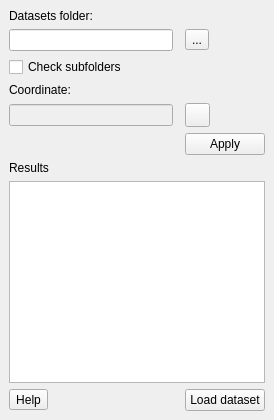
lcalisto/qgis-finddataset-plugin, file find_dataset_dockwidget_base.ui: the form before one commit.
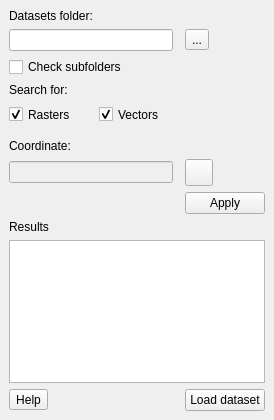
The form after the commit.

Commit message: Added possibility to select rasters or vectors from search.

Diff of the .ui file:
```diff
--- a/find_dataset_dockwidget_base.ui
+++ b/find_dataset_dockwidget_base.ui
@@ -24,14 +24,21 @@
     <enum>Qt::LeftToRight</enum>
    </property>
    <layout class="QGridLayout" name="gridLayout">
-    <item row="8" column="3">
+    <item row="6" column="1">
+     <widget class="QLabel" name="searchFor">
+      <property name="text">
+       <string>Search for:</string>
+      </property>
+     </widget>
+    </item>
+    <item row="10" column="3">
      <widget class="QPushButton" name="applyButton">
       <property name="text">
        <string>Apply</string>
       </property>
      </widget>
     </item>
-    <item row="7" column="1">
+    <item row="9" column="1">
      <widget class="QLineEdit" name="coordinateText">
       <property name="enabled">
        <bool>false</bool>
@@ -41,14 +48,14 @@
       </property>
      </widget>
     </item>
-    <item row="11" column="3">
+    <item row="13" column="3">
      <widget class="QPushButton" name="loadButton">
       <property name="text">
        <string>Load dataset</string>
       </property>
      </widget>
     </item>
-    <item row="6" column="1">
+    <item row="8" column="1">
      <widget class="QLabel" name="label_2">
       <property name="text">
        <string>Coordinate:</string>
@@ -62,7 +69,7 @@
       </property>
      </widget>
     </item>
-    <item row="9" column="1">
+    <item row="11" column="1">
      <widget class="QLabel" name="label_4">
       <property name="text">
        <string>Results</string>
@@ -86,7 +93,7 @@
       </property>
      </widget>
     </item>
-    <item row="10" column="1" colspan="3">
+    <item row="12" column="1" colspan="3">
      <widget class="QTreeWidget" name="treeWidget">
       <property name="selectionMode">
        <enum>QAbstractItemView::MultiSelection</enum>
@@ -104,22 +111,22 @@
       </column>
      </widget>
     </item>
-    <item row="11" column="1" colspan="2">
+    <item row="13" column="1" colspan="2">
      <widget class="QToolButton" name="helpButton">
       <property name="text">
        <string>Help</string>
       </property>
      </widget>
     </item>
-    <item row="7" column="3">
+    <item row="9" column="3">
      <widget class="QToolButton" name="captureButton">
       <property name="text">
        <string/>
       </property>
       <property name="iconSize">
        <size>
-        <width>17</width>
-        <height>17</height>
+        <width>20</width>
+        <height>20</height>
        </size>
       </property>
       <property name="checkable">
@@ -130,6 +137,54 @@
       </property>
      </widget>
     </item>
+    <item row="7" column="1" colspan="3">
+     <widget class="QFrame" name="frame">
+      <property name="minimumSize">
+       <size>
+        <width>150</width>
+        <height>30</height>
+       </size>
+      </property>
+      <property name="frameShape">
+       <enum>QFrame::NoFrame</enum>
+      </property>
+      <property name="frameShadow">
+       <enum>QFrame::Raised</enum>
+      </property>
+      <widget class="QCheckBox" name="rastersBox">
+       <property name="geometry">
+        <rect>
+         <x>0</x>
+         <y>0</y>
+         <width>92</width>
+         <height>23</height>
+        </rect>
+       </property>
+       <property name="text">
+        <string>Rasters</string>
+       </property>
+       <property name="checked">
+        <bool>true</bool>
+       </property>
+      </widget>
+      <widget class="QCheckBox" name="vectorsBox">
+       <property name="geometry">
+        <rect>
+         <x>90</x>
+         <y>0</y>
+         <width>92</width>
+         <height>23</height>
+        </rect>
+       </property>
+       <property name="text">
+        <string>Vectors</string>
+       </property>
+       <property name="checked">
+        <bool>true</bool>
+       </property>
+      </widget>
+     </widget>
+    </item>
    </layout>
   </widget>
  </widget>
```
The commit also changes 1 other file.
